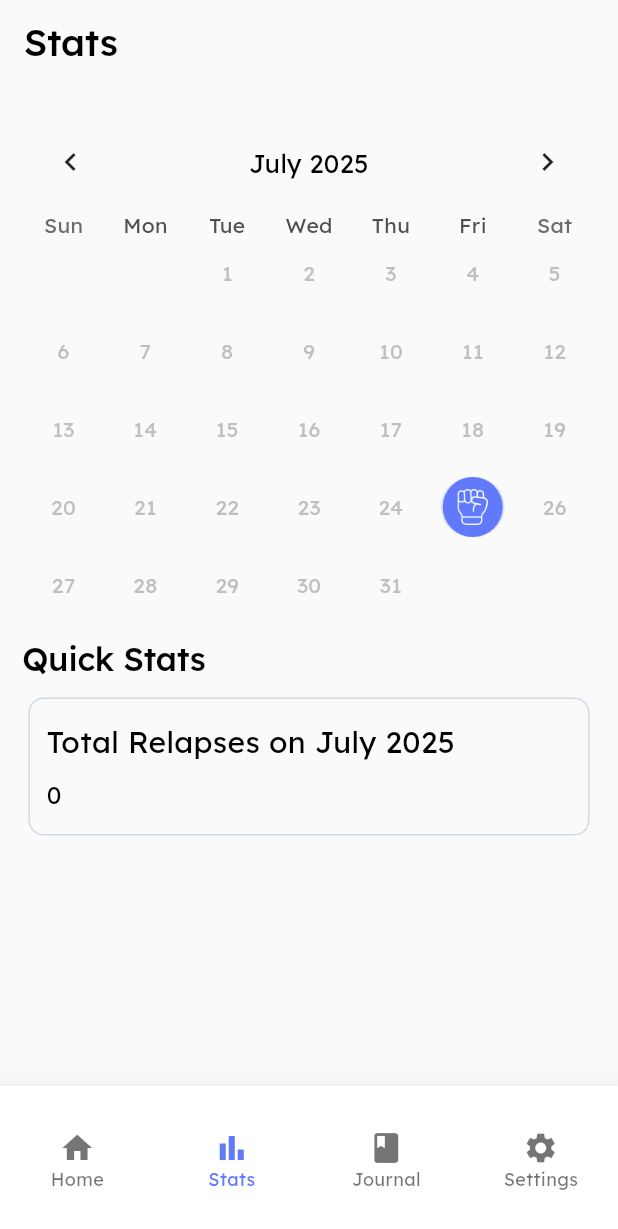
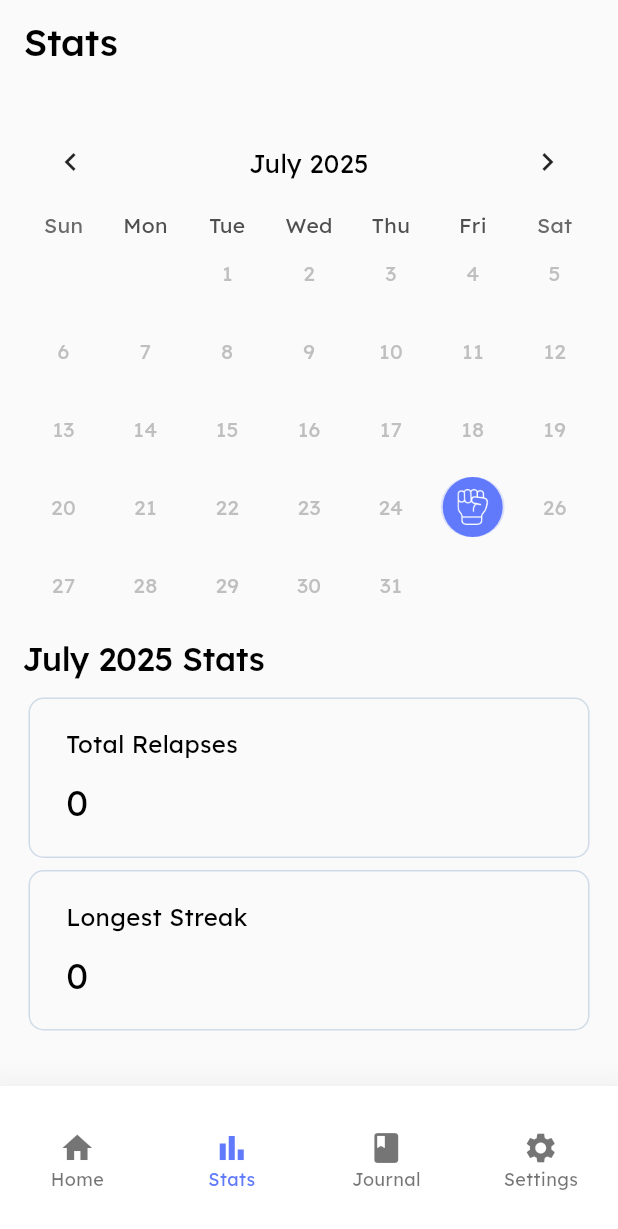
Before and after one commit to tech-qasim/handbrake, a Flutter app: the StatsScreen screen opened by its route, on a phone screen of 412 x 824 dp. Shown: the top 1229 px of the screen. Run offline on Flutter 3.47's test engine with Material 3 defaults, Android fonts, the phone set to English and light mode, and no system bars; drawn by our look-alikes of table_calendar; our stand-ins replace another_flutter_splash_screen, auto_route, bloc, drift, easy_date_timeline, flutter_bloc and 3 more; accounts and stored records are empty; generated files the repository leaves out were written again.

Commit message:
worked ons tats

```diff
--- a/lib/constants/string_constants.dart
+++ b/lib/constants/string_constants.dart
@@ -7,6 +7,7 @@ class AssetIcons {
 
 class SharedPrefStrings {
   static const String isUserOnboarded = 'isUserOnboarded';
+  static const String longestStreak = 'longestStreak';
 }
 
 List<String> triggers = [
--- a/lib/features/home/cubit/home_state.dart
+++ b/lib/features/home/cubit/home_state.dart
@@ -12,6 +12,7 @@ class HomeState {
   String? selectedTriggerChip;
   String? selectedEmotionChip;
   double urgeIntensity;
+  int longestStreak;
   HomeState({
     required this.relapses,
     required this.lastRelapseDate,
@@ -22,6 +23,7 @@ class HomeState {
     this.selectedEmotionChip,
     required this.urgeIntensity,
     required this.firstRelapseDate,
+    required this.longestStreak,
   });
   factory HomeState.initial() {
     return HomeState(
@@ -34,6 +36,7 @@ class HomeState {
       selectedEmotionChip: null,
       urgeIntensity: 1,
       firstRelapseDate: DateTime.now(),
+      longestStreak: 0,
     );
   }
 
@@ -47,6 +50,7 @@ class HomeState {
     String? Function()? selectedEmotionChip,
     double? urgeIntensity,
     DateTime? firstRelapseDate,
+    int? longestStreak,
   }) {
     return HomeState(
       relapses: relapses ?? this.relapses,
@@ -62,6 +66,7 @@ class HomeState {
           : this.selectedEmotionChip,
       urgeIntensity: urgeIntensity ?? this.urgeIntensity,
       firstRelapseDate: firstRelapseDate ?? this.firstRelapseDate,
+      longestStreak: longestStreak ?? this.longestStreak,
     );
   }
 }
--- a/lib/features/home/screens/relapse_log/relapse_log_screen.dart
+++ b/lib/features/home/screens/relapse_log/relapse_log_screen.dart
@@ -152,7 +152,11 @@ class _RelapseLogScreenState extends State<RelapseLogScreen> {
                         urgeIntensity,
                       );
 
-                      context.read<HomeCubit>().setLastRelapseDateTime();
+                      context.read<HomeCubit>().setLastRelapseDate(
+                        DateTime.now(),
+                      );
+
+                      context.read<HomeCubit>().getLongestStreak();
                       context.router.maybePop();
                     }
                   : null,
--- a/lib/features/stats/screens/stats_screen.dart
+++ b/lib/features/stats/screens/stats_screen.dart
@@ -34,13 +34,25 @@ class _StatsScreenState extends State<StatsScreen> {
       firstRelapseTime.month,
       firstRelapseTime.day,
     );
+    final focusedDate = context.watch<StatsCubit>().state.focusedDate;
 
-    print('first relapse : $firstRelapse');
-    final focusedDate = context.watch<StatsCubit>().state.focusedDate;
+    final focusedDateMonthYear = "${focusedDate.year}-${focusedDate.month}";
+
     final relapseHistoryMap = context
         .watch<StatsCubit>()
         .state
         .relapseHistoryMap;
+
+    final relapseCount =
+        context
+            .watch<StatsCubit>()
+            .state
+            .relapseHistoryMap[focusedDateMonthYear]
+            ?.length ??
+        0;
+
+    final longestStreak = context.watch<HomeCubit>().state.longestStreak;
+
     return Scaffold(
       appBar: AppBar(
         automaticallyImplyLeading: false,
@@ -137,11 +149,18 @@ class _StatsScreenState extends State<StatsScreen> {
             ),
             const SizedBox(height: 10),
             Text(
-              'Quick Stats',
+              '${focusedDate.toMonthYear()} Stats',
               style: context.textTheme.displayLarge?.copyWith(fontSize: 22),
             ),
             const SizedBox(height: 10),
-            const StatsCardWidget(),
+            StatsCardWidget(
+              title: 'Total Relapses',
+              subtitle: relapseCount.toString(),
+            ),
+            StatsCardWidget(
+              title: 'Longest Streak',
+              subtitle: longestStreak.toString(),
+            ),
           ],
         ),
       ),
--- a/lib/features/stats/widgets/stats_card_widget.dart
+++ b/lib/features/stats/widgets/stats_card_widget.dart
@@ -5,21 +5,20 @@ import 'package:handbrake/features/stats/cubit/stats_cubit.dart';
 import 'package:handbrake/theme/app_colors.dart';
 
 class StatsCardWidget extends StatelessWidget {
-  const StatsCardWidget({super.key});
+  const StatsCardWidget({
+    super.key,
+    required this.title,
+    required this.subtitle,
+  });
+
+  final String title;
+  final String subtitle;
 
   @override
   Widget build(BuildContext context) {
     final focusedDate = context.watch<StatsCubit>().state.focusedDate;
 
     final focusedDateMonthYear = "${focusedDate.year}-${focusedDate.month}";
-
-    final relapseCount =
-        context
-            .watch<StatsCubit>()
-            .state
-            .relapseHistoryMap[focusedDateMonthYear]
-            ?.length ??
-        0;
 
     return SizedBox(
       width: double.infinity,
@@ -32,18 +31,18 @@ class StatsCardWidget extends StatelessWidget {
         ),
         elevation: 0,
         child: Padding(
-          padding: const EdgeInsets.symmetric(horizontal: 12.0, vertical: 15),
+          padding: const EdgeInsets.symmetric(horizontal: 25.0, vertical: 20),
           child: Column(
             crossAxisAlignment: CrossAxisAlignment.start,
             children: [
               Text(
-                'Total Relapses on ${focusedDate.toMonthYear()}',
-                style: context.textTheme.bodyMedium?.copyWith(fontSize: 20),
+                title,
+                style: context.textTheme.bodyMedium?.copyWith(fontSize: 16),
               ),
               const SizedBox(height: 10),
               Text(
-                relapseCount.toString(),
-                style: context.textTheme.bodyMedium?.copyWith(fontSize: 16),
+                subtitle,
+                style: context.textTheme.bodyMedium?.copyWith(fontSize: 24),
               ),
             ],
           ),
--- a/lib/local_db/app_database.dart
+++ b/lib/local_db/app_database.dart
@@ -6,12 +6,13 @@ import 'package:handbrake/local_db/dao/journal/journal_dao.dart';
 import 'package:handbrake/local_db/dao/relapse/relapse_dao.dart';
 import 'package:handbrake/local_db/tables/journals.dart';
 import 'package:handbrake/local_db/tables/relapses.dart';
+import 'package:handbrake/local_db/tables/stats.dart';
 import 'package:path/path.dart' as p;
 import 'package:path_provider/path_provider.dart';
 
 part 'app_database.g.dart';
 
-@DriftDatabase(tables: [Relapses, Journals])
+@DriftDatabase(tables: [Relapses, Journals, Stats])
 class AppDatabase extends _$AppDatabase {
   AppDatabase() : super(_openConnection());
 
--- /dev/null
+++ b/lib/local_db/tables/stats.dart
@@ -0,0 +1,7 @@
+import 'package:drift/drift.dart';
+
+class Stats extends Table {
+  IntColumn get totalCleanDays => integer().withDefault(const Constant(0))();
+  IntColumn get relapseCount => integer().withDefault(const Constant(0))();
+  IntColumn get longestStreak => integer().withDefault(const Constant(0))();
+}
```
Also changed, not shown: lib/features/home/cubit/home_cubit.dart (+38 -1 lines), lib/features/home/screens/counter/counter_screen.dart (+5 -5 lines), lib/features/splash/splash_screen.dart (+14 -3 lines), lib/local_db/dao/relapse/relapse_dao.dart (+6 -30 lines), lib/local_db/app_database.g.dart, lib/local_db/dao/relapse/relapse_dao.g.dart.
